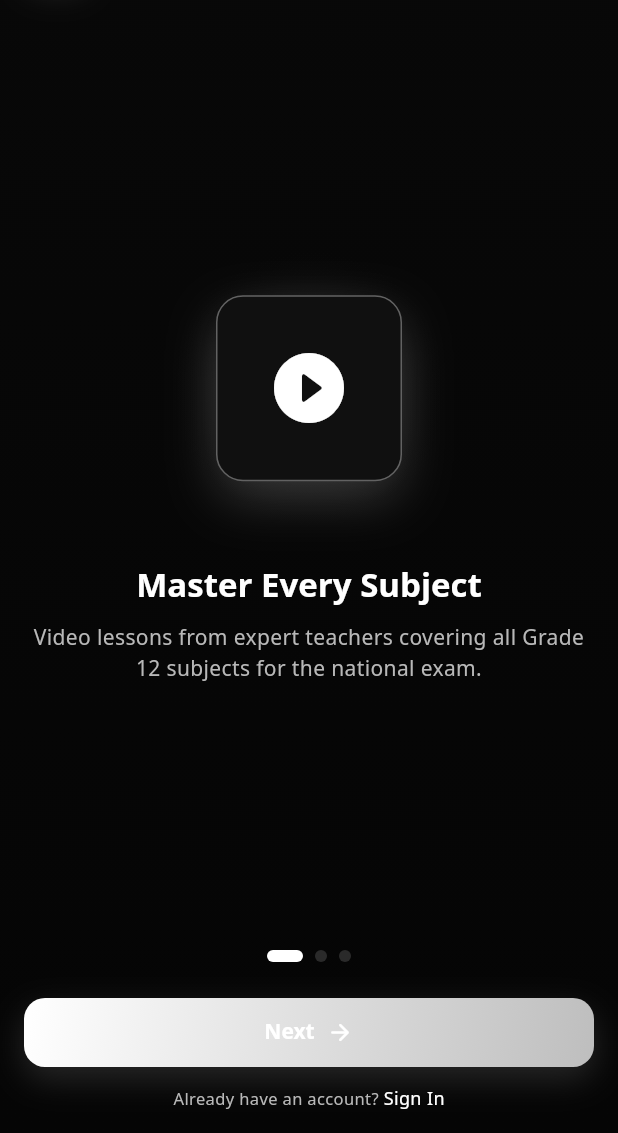
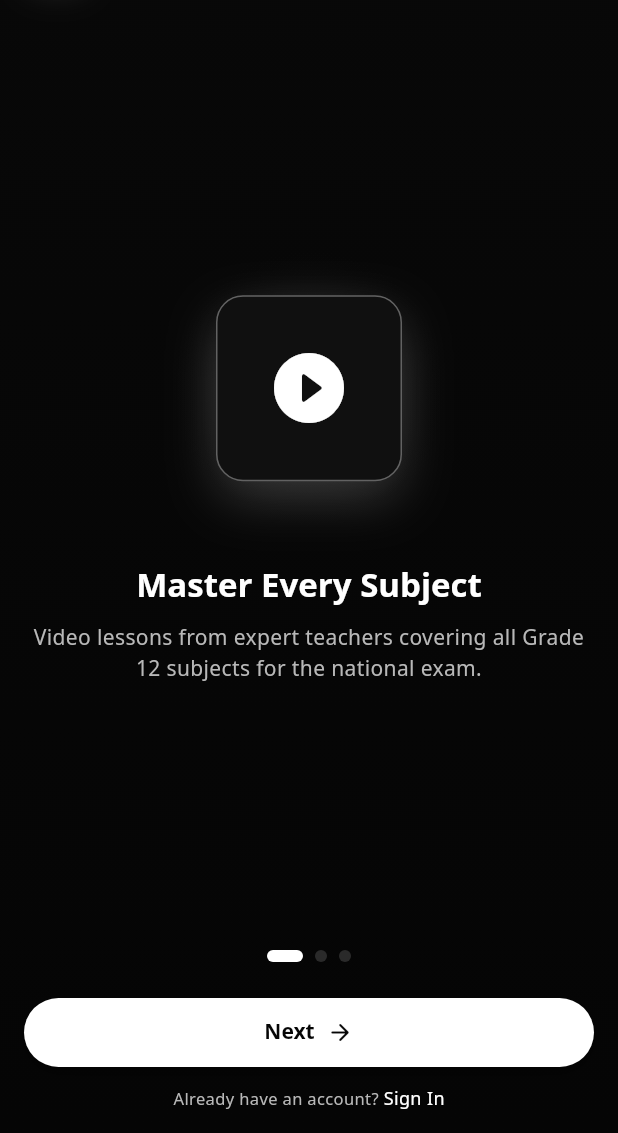
Before and after one commit to Bereke1t2/Memere, a Flutter app: the screen it shows after launch, on a phone screen of 412 x 824 dp, the part 103-1236 px from its top. Run offline on Flutter 3.47's test engine with Material 3 defaults, Android fonts, the phone set to English and light mode, and no system bars; our stand-ins replace cached_network_image, chewie, dio, envied, firebase_core, flutter_riverpod and 9 more; accounts and stored records are empty; generated files the repository leaves out were written again; Roboto replaces fonts that are missing (DM_Sans, Sora).

Commit message:
Make app buttons compact and tactile

```diff
--- a/memere_mobile/lib/shared/widgets/app_button.dart
+++ b/memere_mobile/lib/shared/widgets/app_button.dart
@@ -1,4 +1,5 @@
 import 'package:flutter/material.dart';
+import 'package:flutter/services.dart';
 import '../../core/constants/app_colors.dart';
 import '../../core/constants/app_motion.dart';
 import '../../core/constants/app_shadows.dart';
@@ -54,7 +55,7 @@ class _AppButtonState extends State<AppButton> {
       onTapCancel: _disabled ? null : () => _setPressed(false),
       onTapUp: _disabled ? null : (_) => _setPressed(false),
       child: AnimatedScale(
-        scale: _pressed ? 0.985 : 1,
+        scale: _pressed ? 0.95 : 1,
         duration: AppMotion.fast,
         curve: AppMotion.standard,
         child: SizedBox(
@@ -67,47 +68,60 @@ class _AppButtonState extends State<AppButton> {
   }
 
   Widget _buildButton(bool disabled) {
+    final onPressed = disabled ? null : _withHaptic(widget.onPressed);
     switch (widget.variant) {
       case AppButtonVariant.primary:
         return _PrimaryButton(
           label: widget.label,
-          onPressed: disabled ? null : widget.onPressed,
+          onPressed: onPressed,
           isLoading: widget.isLoading,
           prefixIcon: widget.prefixIcon,
           suffixIcon: widget.suffixIcon,
+          height: widget.height,
         );
       case AppButtonVariant.secondary:
         return _SecondaryButton(
           label: widget.label,
-          onPressed: disabled ? null : widget.onPressed,
+          onPressed: onPressed,
           isLoading: widget.isLoading,
           prefixIcon: widget.prefixIcon,
           suffixIcon: widget.suffixIcon,
+          height: widget.height,
         );
       case AppButtonVariant.outline:
         return _OutlineButton(
           label: widget.label,
-          onPressed: disabled ? null : widget.onPressed,
+          onPressed: onPressed,
           isLoading: widget.isLoading,
           prefixIcon: widget.prefixIcon,
           suffixIcon: widget.suffixIcon,
+          height: widget.height,
         );
       case AppButtonVariant.ghost:
         return _GhostButton(
           label: widget.label,
-          onPressed: disabled ? null : widget.onPressed,
+          onPressed: onPressed,
           prefixIcon: widget.prefixIcon,
           suffixIcon: widget.suffixIcon,
         );
       case AppButtonVariant.danger:
         return _DangerButton(
           label: widget.label,
-          onPressed: disabled ? null : widget.onPressed,
+          onPressed: onPressed,
           isLoading: widget.isLoading,
           prefixIcon: widget.prefixIcon,
           suffixIcon: widget.suffixIcon,
+          height: widget.height,
         );
     }
+  }
+
+  VoidCallback? _withHaptic(VoidCallback? onPressed) {
+    if (onPressed == null) return null;
+    return () {
+      HapticFeedback.selectionClick();
+      onPressed();
+    };
   }
 }
 
@@ -118,7 +132,7 @@ class _ButtonContent extends StatelessWidget {
     this.isLoading = false,
     this.prefixIcon,
     this.suffixIcon,
-    this.loadingColor = Colors.white,
+    this.loadingColor = AppColors.textPrimary,
   });
 
   final String label;
@@ -170,12 +184,14 @@ class _PrimaryButton extends StatelessWidget {
     required this.label,
     required this.onPressed,
     required this.isLoading,
+    required this.height,
     this.prefixIcon,
     this.suffixIcon,
   });
   final String label;
   final VoidCallback? onPressed;
   final bool isLoading;
+  final double height;
   final IconData? prefixIcon;
   final IconData? suffixIcon;
 
@@ -183,10 +199,11 @@ class _PrimaryButton extends StatelessWidget {
   Widget build(BuildContext context) {
     return DecoratedBox(
       decoration: BoxDecoration(
-        gradient: onPressed != null ? AppColors.primaryGradient : null,
-        color: onPressed == null ? AppColors.textDisabled : null,
-        borderRadius: BorderRadius.circular(AppSizes.radiusMd),
-        boxShadow: onPressed != null ? AppShadows.accentGlow : null,
+        color: onPressed != null
+            ? AppColors.accentPrimary
+            : AppColors.bgQuaternary,
+        borderRadius: BorderRadius.circular(AppSizes.radiusFull),
+        boxShadow: onPressed != null ? AppShadows.sm : null,
       ),
       child: ElevatedButton(
         onPressed: onPressed,
@@ -194,15 +211,19 @@ class _PrimaryButton extends StatelessWidget {
           backgroundColor: Colors.transparent,
           shadowColor: Colors.transparent,
           shape: RoundedRectangleBorder(
-            borderRadius: BorderRadius.circular(AppSizes.radiusMd),
+            borderRadius: BorderRadius.circular(AppSizes.radiusFull),
+            side: BorderSide.none,
           ),
+          minimumSize: Size(0, height),
+          padding: const EdgeInsets.symmetric(horizontal: AppSizes.md),
         ),
         child: _ButtonContent(
           label: label,
-          labelColor: Colors.white,
+          labelColor: AppColors.textInverse,
           isLoading: isLoading,
           prefixIcon: prefixIcon,
           suffixIcon: suffixIcon,
+          loadingColor: AppColors.textInverse,
         ),
       ),
     );
@@ -214,12 +235,14 @@ class _SecondaryButton extends StatelessWidget {
     required this.label,
     required this.onPressed,
     required this.isLoading,
+    required this.height,
     this.prefixIcon,
     this.suffixIcon,
   });
   final String label;
   final VoidCallback? onPressed;
   final bool isLoading;
+  final double height;
   final IconData? prefixIcon;
   final IconData? suffixIcon;
 
@@ -229,9 +252,11 @@ class _SecondaryButton extends StatelessWidget {
         style: ElevatedButton.styleFrom(
           backgroundColor: AppColors.bgTertiary,
           shape: RoundedRectangleBorder(
-            borderRadius: BorderRadius.circular(AppSizes.radiusMd),
-            side: const BorderSide(color: AppColors.hairline),
+            borderRadius: BorderRadius.circular(AppSizes.radiusFull),
+            side: const BorderSide(color: AppColors.borderStrong),
           ),
+          minimumSize: Size(0, height),
+          padding: const EdgeInsets.symmetric(horizontal: AppSizes.md),
         ),
         child: _ButtonContent(
           label: label,
@@ -248,18 +273,24 @@ class _OutlineButton extends StatelessWidget {
     required this.label,
     required this.onPressed,
     required this.isLoading,
+    required this.height,
     this.prefixIcon,
     this.suffixIcon,
   });
   final String label;
   final VoidCallback? onPressed;
   final bool isLoading;
+  final double height;
   final IconData? prefixIcon;
   final IconData? suffixIcon;
 
   @override
   Widget build(BuildContext context) => OutlinedButton(
         onPressed: onPressed,
+        style: OutlinedButton.styleFrom(
+          minimumSize: Size(0, height),
+          padding: const EdgeInsets.symmetric(horizontal: AppSizes.md),
+        ),
         child: _ButtonContent(
           label: label,
           labelColor: AppColors.accentPrimary,
@@ -300,20 +331,25 @@ class _DangerButton extends StatelessWidget {
     required this.label,
     required this.onPressed,
     required this.isLoading,
+    required this.height,
     this.prefixIcon,
     this.suffixIcon,
   });
   final String label;
   final VoidCallback? onPressed;
   final bool isLoading;
+  final double height;
   final IconData? prefixIcon;
   final IconData? suffixIcon;
 
   @override
   Widget build(BuildContext context) => ElevatedButton(
         onPressed: onPressed,
-        style:
-            ElevatedButton.styleFrom(backgroundColor: AppColors.errorSurface),
+        style: ElevatedButton.styleFrom(
+          backgroundColor: AppColors.errorSurface,
+          minimumSize: Size(0, height),
+          padding: const EdgeInsets.symmetric(horizontal: AppSizes.md),
+        ),
         child: _ButtonContent(
           label: label,
           labelColor: AppColors.error,
```
